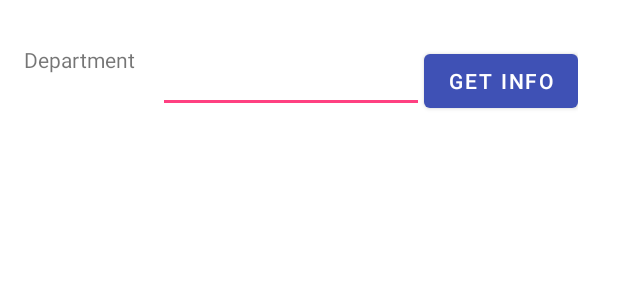
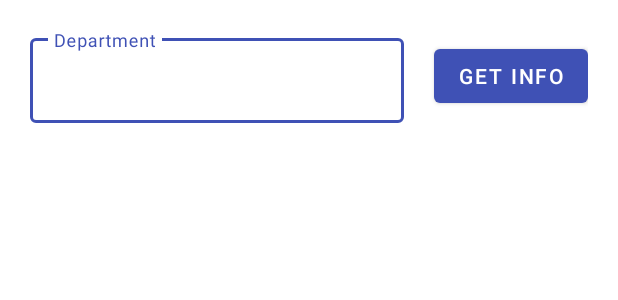
Before and after one commit to PrinceSumberia/assets-management, an Android app: the layout fragment_fragment_department.xml on its own in the app's theme, with its tools: preview values and no code run, on a phone screen of 412 x 824 dp. Shown: the top 300 px of the screen. Run offline under Robolectric (Android 15) with nearby library versions, the phone set to English and light mode, and no system bars.

Commit message:
*UI Optimization

```diff
--- a/app/src/main/res/layout/fragment_fragment_department.xml
+++ b/app/src/main/res/layout/fragment_fragment_department.xml
@@ -6,33 +6,37 @@
     android:orientation="vertical"
     tools:context=".FragmentDepartment">
 
-    <!-- TODO: Update blank fragment layout -->
     <LinearLayout
-        android:layout_width="wrap_content"
-        android:layout_height="wrap_content"
+        android:layout_width="match_parent"
+        android:layout_height="match_parent"
         android:orientation="vertical">
 
         <LinearLayout
-            android:layout_width="wrap_content"
+            android:layout_width="match_parent"
             android:layout_height="wrap_content"
             android:layout_marginTop="30dp"
+            android:layout_margin="20dp"
             android:orientation="horizontal">
 
-            <TextView
-                android:layout_width="105dp"
-                android:layout_height="match_parent"
-                android:text="Department"
-                android:textAlignment="center" />
+            <com.google.android.material.textfield.TextInputLayout
+                style="@style/Widget.MaterialComponents.TextInputLayout.OutlinedBox"
+                android:layout_width="0dp"
+                android:layout_height="wrap_content"
+                android:layout_marginEnd="20dp"
+                android:layout_weight="1"
+                android:hint="Department">
 
-            <EditText
-                android:id="@+id/department"
-                android:layout_width="177dp"
-                android:layout_height="wrap_content" />
+                <com.google.android.material.textfield.TextInputEditText
+                    android:id="@+id/department"
+                    android:layout_width="match_parent"
+                    android:layout_height="wrap_content" />
+            </com.google.android.material.textfield.TextInputLayout>
 
             <Button
                 android:id="@+id/get_info"
                 android:layout_width="wrap_content"
                 android:layout_height="wrap_content"
+                android:layout_gravity="center"
                 android:text="Get Info" />
         </LinearLayout>
 
```
